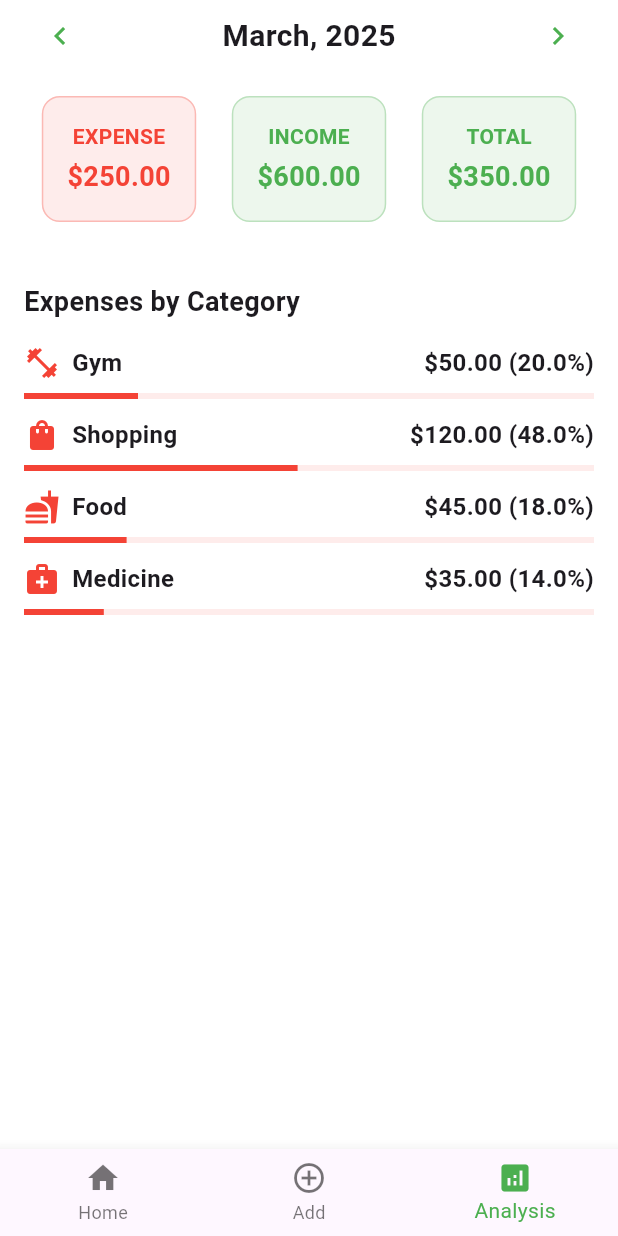
After one commit to Hx8i/Flutter-project, a Flutter app: the AddScreen screen opened directly, item 3 of the bottom bar chosen, after a tap on the "chevron left" icon, on a phone screen of 412 x 824 dp. The commit adds this screen. Run offline on Flutter 3.47's test engine with Material 3 defaults, Android fonts, the phone set to English and light mode, and no system bars.

Commit message:
modify summary stats & fixed errors

```diff
--- a/lib/screens/add_screen.dart
+++ b/lib/screens/add_screen.dart
@@ -1,6 +1,7 @@
 import 'package:flutter/material.dart';
 import '../models/expense.dart';
 import 'home_screen.dart';
+import 'stats_screen.dart';
 
 class AddScreen extends StatefulWidget {
   final double currentWalletAmount;
@@ -37,6 +38,12 @@ class _AddScreenState extends State<AddScreen> {
       Navigator.pushReplacement(
         context,
         MaterialPageRoute(builder: (context) => const HomeScreen()),
+      );
+    } else if (index == 2) {
+      // Navigate to Stats
+      Navigator.pushReplacement(
+        context,
+        MaterialPageRoute(builder: (context) => const StatsScreen()),
       );
     } else {
       setState(() {
--- a/lib/screens/home_screen.dart
+++ b/lib/screens/home_screen.dart
@@ -2,6 +2,7 @@ import 'package:flutter/material.dart';
 import '../models/expense.dart';
 import 'package:intl/intl.dart';
 import 'add_screen.dart';
+import 'stats_screen.dart';
 
 class HomeScreen extends StatefulWidget {
   final Expense? initialExpense;
@@ -380,6 +381,15 @@ class _HomeScreenState extends State<HomeScreen> {
           builder: (context) => AddScreen(
             currentWalletAmount: walletAmount,
           ),
+        ),
+      );
+      return;
+    } else if (index == 2) {
+      // Navigate to StatsScreen
+      Navigator.pushReplacement(
+        context,
+        MaterialPageRoute(
+          builder: (context) => const StatsScreen(),
         ),
       );
       return;
--- /dev/null
+++ b/lib/screens/stats_screen.dart
@@ -0,0 +1,252 @@
+import 'package:flutter/material.dart';
+import '../models/expense.dart';
+import 'package:intl/intl.dart';
+import 'home_screen.dart';
+import 'add_screen.dart';
+
+class StatsScreen extends StatefulWidget {
+  const StatsScreen({super.key});
+
+  @override
+  State<StatsScreen> createState() => _StatsScreenState();
+}
+
+class _StatsScreenState extends State<StatsScreen> {
+  DateTime selectedMonth = DateTime.now();
+  int _selectedIndex = 2; // Stats tab is selected
+
+  void _onItemTapped(int index) {
+    if (index == 1) {
+      // Navigate to AddScreen
+      Navigator.pushReplacement(
+        context,
+        MaterialPageRoute(
+          builder: (context) => AddScreen(
+            currentWalletAmount: 0.0, // You might want to pass the current wallet amount here
+          ),
+        ),
+      );
+      return;
+    } else if (index == 0) {
+      // Navigate to HomeScreen
+      Navigator.pushReplacement(
+        context,
+        MaterialPageRoute(
+          builder: (context) => const HomeScreen(),
+        ),
+      );
+      return;
+    }
+
+    setState(() {
+      _selectedIndex = index;
+    });
+  }
+
+  void _previousMonth() {
+    setState(() {
+      selectedMonth = DateTime(selectedMonth.year, selectedMonth.month - 1);
+    });
+  }
+
+  void _nextMonth() {
+    setState(() {
+      selectedMonth = DateTime(selectedMonth.year, selectedMonth.month + 1);
+    });
+  }
+
+  double get totalExpenses {
+    return double.parse(HomeScreen.allExpenses
+        .where((e) => !e.isIncome &&
+            e.date.year == selectedMonth.year &&
+            e.date.month == selectedMonth.month)
+        .fold(0.0, (sum, expense) => sum + expense.amount)
+        .toStringAsFixed(2));
+  }
+
+  double get totalIncome {
+    return double.parse(HomeScreen.allExpenses
+        .where((e) => e.isIncome &&
+            e.date.year == selectedMonth.year &&
+            e.date.month == selectedMonth.month)
+        .fold(0.0, (sum, expense) => sum + expense.amount)
+        .toStringAsFixed(2));
+  }
+
+  double get total => double.parse((totalIncome - totalExpenses).toStringAsFixed(2));
+
+  Map<ExpenseCategory, double> get categoryExpenses {
+    final Map<ExpenseCategory, double> expenses = {};
+    for (var category in ExpenseCategory.allCategories) {
+      final amount = HomeScreen.allExpenses
+          .where((e) => !e.isIncome &&
+              e.category == category &&
+              e.date.year == selectedMonth.year &&
+              e.date.month == selectedMonth.month)
+          .fold(0.0, (sum, expense) => sum + expense.amount);
+      if (amount > 0) {
+        expenses[category] = amount;
+      }
+    }
+    return expenses;
+  }
+
+  @override
+  Widget build(BuildContext context) {
+    return Scaffold(
+      backgroundColor: Colors.white,
+      body: SafeArea(
+        child: Column(
+          children: [
+            Padding(
+              padding: const EdgeInsets.symmetric(horizontal: 16.0),
+              child: Row(
+                mainAxisAlignment: MainAxisAlignment.spaceBetween,
+                children: [
+                  IconButton(
+                    icon: const Icon(Icons.chevron_left),
+                    onPressed: _previousMonth,
+                    color: Colors.green,
+                  ),
+                  Text(
+                    DateFormat('MMMM, yyyy').format(selectedMonth),
+                    style: const TextStyle(
+                      fontSize: 20,
+                      fontWeight: FontWeight.bold,
+                    ),
+                  ),
+                  IconButton(
+                    icon: const Icon(Icons.chevron_right),
+                    onPressed: _nextMonth,
+                    color: Colors.green,
+                  ),
+                ],
+              ),
+            ),
+            const SizedBox(height: 16),
+            Padding(
+              padding: const EdgeInsets.symmetric(horizontal: 16.0),
+              child: Row(
+                mainAxisAlignment: MainAxisAlignment.spaceAround,
+                children: [
+                  _buildSummaryCard('EXPENSE', totalExpenses, Colors.red),
+                  _buildSummaryCard('INCOME', totalIncome, Colors.green),
+                  _buildSummaryCard('TOTAL', total, total >= 0 ? Colors.green : Colors.red),
+                ],
+              ),
+            ),
+            const SizedBox(height: 24),
+            Expanded(
+              child: ListView(
+                padding: const EdgeInsets.all(16),
+                children: [
+                  const Text(
+                    'Expenses by Category',
+                    style: TextStyle(
+                      fontSize: 18,
+                      fontWeight: FontWeight.bold,
+                    ),
+                  ),
+                  const SizedBox(height: 16),
+                  ...categoryExpenses.entries.map((entry) {
+                    final percentage = (entry.value / totalExpenses * 100).toStringAsFixed(1);
+                    return Padding(
+                      padding: const EdgeInsets.only(bottom: 12),
+                      child: Column(
+                        crossAxisAlignment: CrossAxisAlignment.start,
+                        children: [
+                          Row(
+                            mainAxisAlignment: MainAxisAlignment.spaceBetween,
+                            children: [
+                              Row(
+                                children: [
+                                  Icon(entry.key.icon, color: Colors.red),
+                                  const SizedBox(width: 8),
+                                  Text(
+                                    entry.key.name,
+                                    style: const TextStyle(
+                                      fontSize: 16,
+                                      fontWeight: FontWeight.bold,
+                                    ),
+                                  ),
+                                ],
+                              ),
+                              Text(
+                                '\$${entry.value.toStringAsFixed(2)} ($percentage%)',
+                                style: const TextStyle(
+                                  fontSize: 16,
+                                  fontWeight: FontWeight.bold,
+                                ),
+                              ),
+                            ],
+                          ),
+                          const SizedBox(height: 8),
+                          LinearProgressIndicator(
+                            value: entry.value / totalExpenses,
+                            backgroundColor: Colors.red.withOpacity(0.1),
+                            valueColor: const AlwaysStoppedAnimation<Color>(Colors.red),
+                          ),
+                        ],
+                      ),
+                    );
+                  }).toList(),
+                ],
+              ),
+            ),
+          ],
+        ),
+      ),
+      bottomNavigationBar: BottomNavigationBar(
+        items: const <BottomNavigationBarItem>[
+          BottomNavigationBarItem(
+            icon: Icon(Icons.home),
+            label: 'Home',
+          ),
+          BottomNavigationBarItem(
+            icon: Icon(Icons.add_circle_outline),
+            label: 'Add',
+          ),
+          BottomNavigationBarItem(
+            icon: Icon(Icons.analytics),
+            label: 'Analysis',
+          ),
+        ],
+        currentIndex: _selectedIndex,
+        selectedItemColor: Colors.green,
+        onTap: _onItemTapped,
+      ),
+    );
+  }
+
+  Widget _buildSummaryCard(String title, double amount, Color color) {
+    return Container(
+      padding: const EdgeInsets.all(16),
+      decoration: BoxDecoration(
+        color: color.withOpacity(0.1),
+        borderRadius: BorderRadius.circular(12),
+        border: Border.all(color: color.withOpacity(0.3)),
+      ),
+      child: Column(
+        children: [
+          Text(
+            title,
+            style: TextStyle(
+              fontSize: 14,
+              fontWeight: FontWeight.bold,
+              color: color,
+            ),
+          ),
+          const SizedBox(height: 4),
+          Text(
+            '\$${amount.toStringAsFixed(2)}',
+            style: TextStyle(
+              fontSize: 18,
+              fontWeight: FontWeight.bold,
+              color: color,
+            ),
+          ),
+        ],
+      ),
+    );
+  }
+}
```
Also changed, not shown: pubspec.lock.
